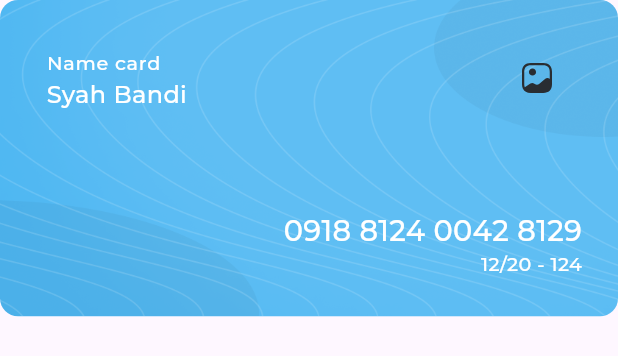
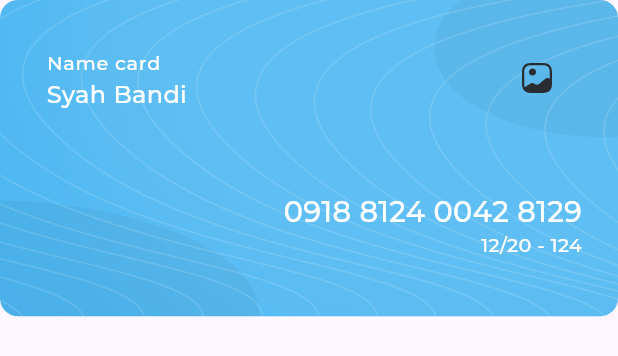
Before and after one commit to raghadhawat/responsive_dash_board, a Flutter app: the MyCard widget shown alone on an empty page, opened directly, on a phone screen of 412 x 824 dp. Shown: the top 356 px of the screen. Run offline on Flutter 3.47's test engine with Material 3 defaults, Android fonts, the phone set to English and light mode, and no system bars; our stand-ins replace expandable_page_view, fl_chart, flutter_svg; project files that could hold a hidden picture were left out.

Commit message:
responsive desktop layout

```diff
--- a/lib/widgets/my_card.dart
+++ b/lib/widgets/my_card.dart
@@ -1,4 +1,5 @@
 import 'package:flutter/material.dart';
+import 'package:flutter/widgets.dart';
 import 'package:flutter_svg/svg.dart';
 import 'package:rsponsive_dashbaord/utlis/app_images.dart';
 import 'package:rsponsive_dashbaord/utlis/app_styles.dart';
@@ -65,8 +66,10 @@ class MyCard extends StatelessWidget {
                 ],
               ),
             ),
-            const SizedBox(
-              height: 54 - 28,
+            const Flexible(
+              child: SizedBox(
+                height: 54 - 28,
+              ),
             )
           ],
         ),
```
Also changed, not shown: lib/widgets/dashboard_desktop_layout.dart (+5 -5 lines).
